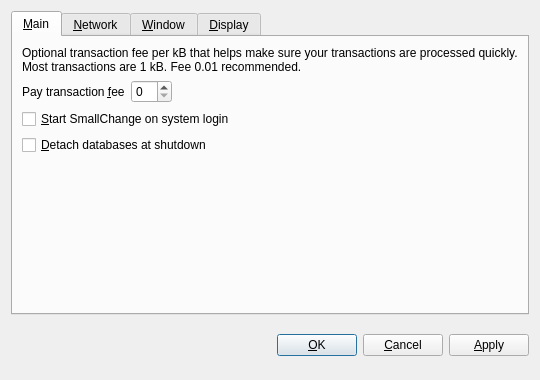
Before: the Qt Designer form src/qt/forms/optionsdialog.ui in djsubtronic/asscoin, drawn with Qt 5.
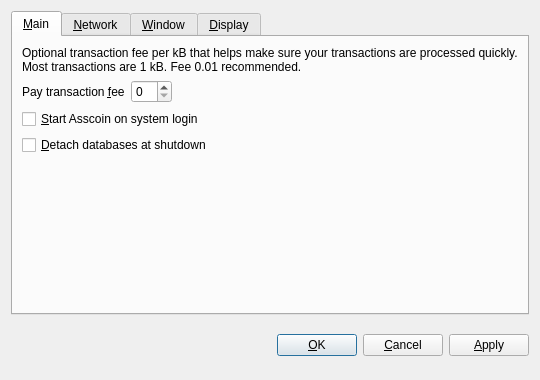
After: the same form once the commit is applied. The open tabs and pages were chosen to show the change. Custom widgets are drawn as their Qt base class.

Diff of the .ui file:
```diff
--- a/src/qt/forms/optionsdialog.ui
+++ b/src/qt/forms/optionsdialog.ui
@@ -82,7 +82,7 @@
           <string>Automatically start SmallChange after logging in to the system.</string>
          </property>
          <property name="text">
-          <string>&amp;Start SmallChange on system login</string>
+          <string>&amp;Start Asscoin on system login</string>
          </property>
         </widget>
        </item>
```
Left out of the diff: 10 changed lines with no effect on the pictures.
